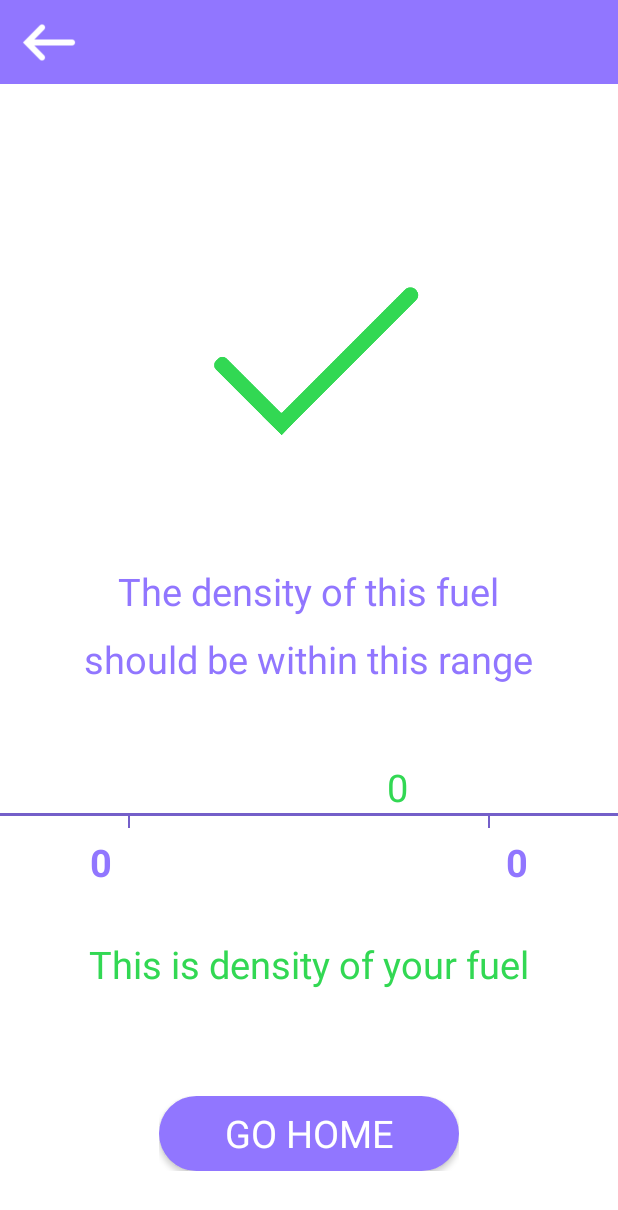
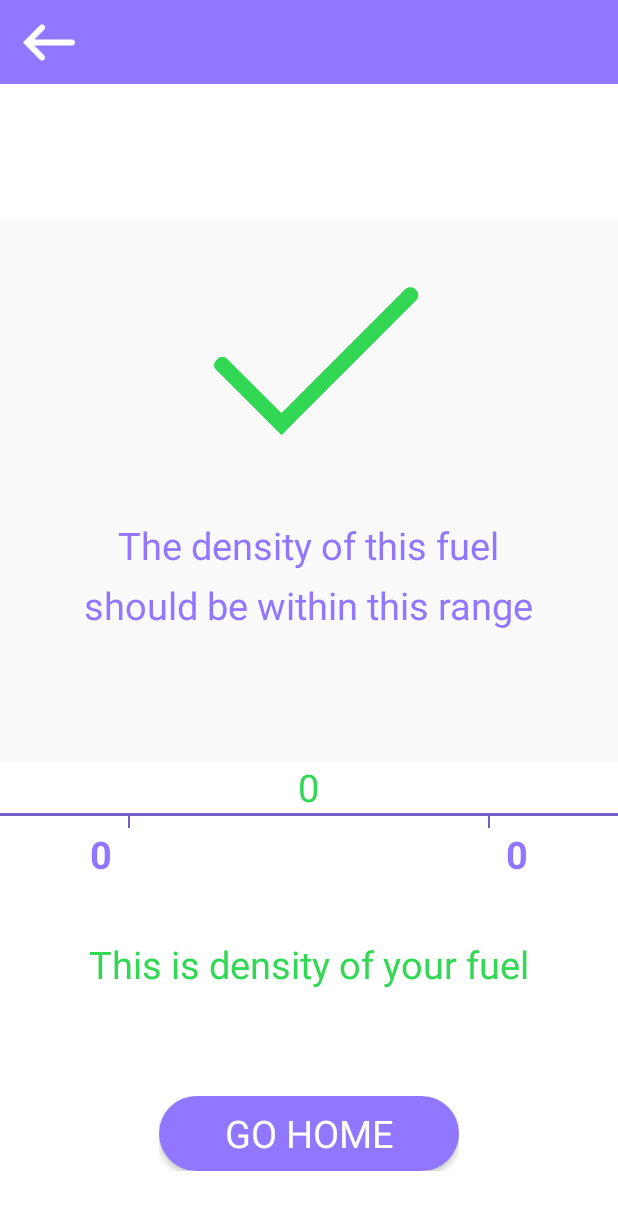
Before and after one commit to SMART-Jaegers/AndroidStudio, an Android app: the GoodFuel screen opened directly, with no data from a screen before it, on a phone screen of 412 x 824 dp. Shown: the top 1210 px of the screen. Run offline under Robolectric (Android 15) with nearby library versions, the phone set to English and light mode, and no system bars; Roboto replaces fonts that are not available here.

Commit message:
fixed a few warning

```diff
--- a/app/src/main/res/layout/activity_good_fuel.xml
+++ b/app/src/main/res/layout/activity_good_fuel.xml
@@ -15,7 +15,7 @@
             android:id="@+id/btnback"
             android:layout_width="50dp"
             android:layout_height="50dp"
-            android:layout_marginLeft="8dp"
+            android:layout_marginStart="8dp"
             android:layout_marginTop="3dp"
             android:onClick="backToGasStation"
             android:scaleType="centerCrop"
@@ -39,9 +39,9 @@
                 android:id="@+id/nameStation"
                 android:layout_width="wrap_content"
                 android:layout_height="wrap_content"
-                android:layout_alignParentLeft="true"
+                android:layout_alignParentStart="true"
                 android:layout_centerHorizontal="true"
-                android:layout_marginLeft="20dp"
+                android:layout_marginStart="20dp"
                 android:text="@string/okko"
                 android:textColor="#9176FF"
                 android:textSize="25sp"
@@ -64,45 +64,27 @@
 
     </RelativeLayout>
 
-    <RelativeLayout
-        android:layout_width="match_parent"
-        android:layout_height="0dp"
-        android:layout_weight="2"
-        android:background="#FFFFFF">
-
     <ImageView
         android:id="@+id/imageView3"
         android:layout_width="210dp"
         android:layout_height="180dp"
-            android:layout_centerHorizontal="true"
-            app:srcCompat="@drawable/good_fuel_plus" />
-
-        <RelativeLayout
-            android:layout_width="wrap_content"
-            android:layout_height="wrap_content"
-            android:layout_centerInParent="true"
-            android:layout_centerHorizontal="false"/>
-
-    </RelativeLayout>
+        android:layout_gravity="center_horizontal"
+        app:srcCompat="@drawable/good_fuel_plus"
+        android:contentDescription="TODO" />
 
     <RelativeLayout
         android:layout_width="match_parent"
         android:layout_height="0dp"
-        android:layout_weight="2"
-        android:background="#FFFFFF">
-
-        <RelativeLayout
-            android:layout_width="wrap_content"
-            android:layout_height="wrap_content"
-            android:layout_centerInParent="true"
-            android:layout_centerHorizontal="false">
+        android:layout_weight="2">
 
         <TextView
             android:id="@+id/the_density_of_this_fuel_in_good_fuel"
             android:layout_width="wrap_content"
             android:layout_height="wrap_content"
+            android:layout_alignParentBottom="false"
+            android:layout_centerInParent="false"
             android:layout_centerHorizontal="true"
-                android:paddingBottom="5dp"
+            android:paddingTop="20dp"
             android:text="@string/the_density_of_this_fuel"
             android:textColor="#9176FF"
             android:textSize="25sp"
@@ -114,6 +96,7 @@
             android:layout_width="wrap_content"
             android:layout_height="wrap_content"
             android:layout_below="@+id/the_density_of_this_fuel_in_good_fuel"
+            android:layout_centerInParent="false"
             android:layout_centerHorizontal="true"
             android:paddingTop="5dp"
             android:text="@string/should_be_within_this_range"
@@ -121,8 +104,6 @@
             android:textSize="25sp"
             android:textStyle="normal"
             app:fontFamily="@font/maven_pro" />
-
-        </RelativeLayout>
 
     </RelativeLayout>
 
@@ -135,8 +116,9 @@
             android:id="@+id/Density"
             android:layout_width="wrap_content"
             android:layout_height="wrap_content"
-            android:layout_alignParentEnd="true"
-            android:layout_marginEnd="140dp"
+            android:layout_alignParentEnd="false"
+            android:layout_centerHorizontal="true"
+            android:gravity="center_vertical"
             android:text="@string/textview"
             android:textColor="#32D853"
             android:textSize="25sp" />
@@ -175,18 +157,12 @@
         android:layout_weight="0.5"
         android:background="#FFFFFF">
 
-        <RelativeLayout
-            android:layout_width="wrap_content"
-            android:layout_height="wrap_content"
-            android:layout_centerInParent="true"
-            android:layout_centerHorizontal="false">
-
         <TextView
             android:id="@+id/minDensity"
             android:layout_width="wrap_content"
             android:layout_height="wrap_content"
-                android:layout_alignParentLeft="true"
-                android:layout_marginLeft="60dp"
+            android:layout_alignParentStart="true"
+            android:layout_marginStart="60dp"
             android:text="@string/_700"
             android:textColor="#9176FF"
             android:textSize="25sp"
@@ -197,8 +173,8 @@
             android:id="@+id/maxDensity"
             android:layout_width="wrap_content"
             android:layout_height="wrap_content"
-                android:layout_alignParentRight="true"
-                android:layout_marginRight="60dp"
+            android:layout_alignParentEnd="true"
+            android:layout_marginEnd="60dp"
             android:text="@string/_800"
             android:textColor="#9176FF"
             android:textSize="25sp"
@@ -207,19 +183,11 @@
 
     </RelativeLayout>
 
-    </RelativeLayout>
-
     <RelativeLayout
         android:layout_width="match_parent"
         android:layout_height="0dp"
         android:layout_weight="1"
         android:background="#FFFFFF">
-
-        <RelativeLayout
-            android:layout_width="wrap_content"
-            android:layout_height="wrap_content"
-            android:layout_centerInParent="true"
-            android:layout_centerHorizontal="false">
 
         <TextView
             android:id="@+id/green_this_is_density_of_your_fuel"
@@ -231,8 +199,6 @@
             android:textSize="25sp"
             android:textStyle="normal"
             app:fontFamily="@font/maven_pro" />
-
-        </RelativeLayout>
 
     </RelativeLayout>
 
--- a/app/src/main/res/values/strings.xml
+++ b/app/src/main/res/values/strings.xml
@@ -46,5 +46,6 @@
     <string name="good_fuel">good fuel</string>
     <string name="go_back">go back</string>
     <string name="bad_result">bad result</string>
+    <string name="settings">Settings</string>
 
 </resources>
```
Also changed, not shown: app/src/main/res/layout/activity_chose_fuel_type.xml (+8 -14 lines), app/src/main/res/layout/activity_station_okko.xml (+11 -11 lines). Lines whose indentation alone changed are shown as unchanged.
